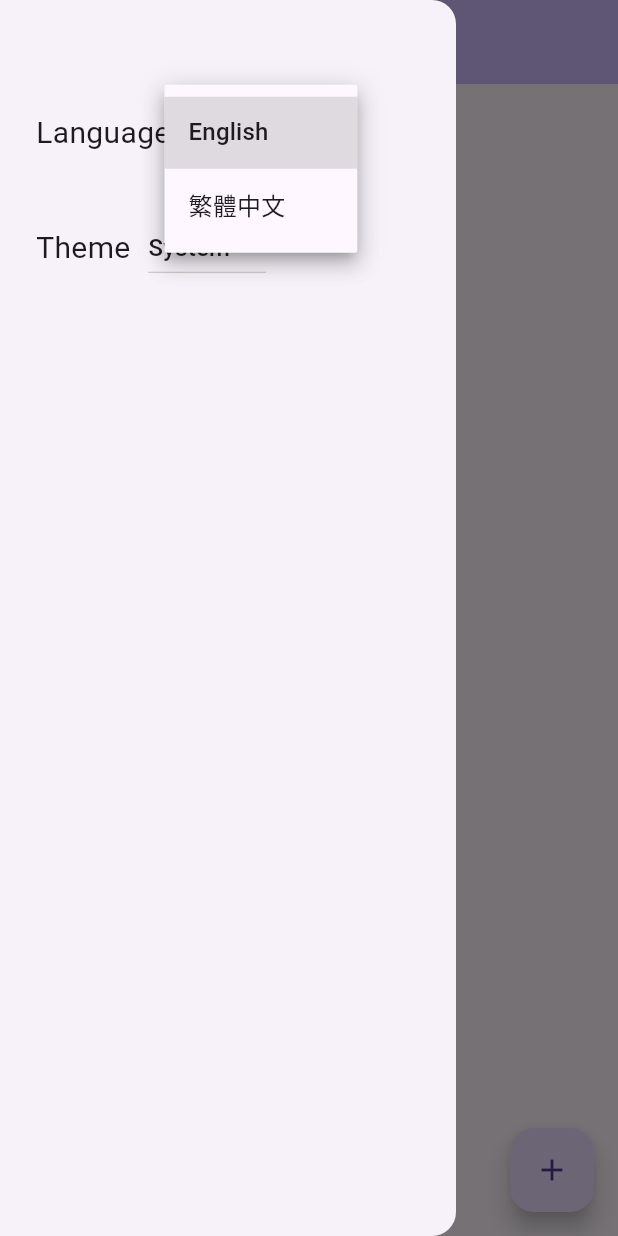
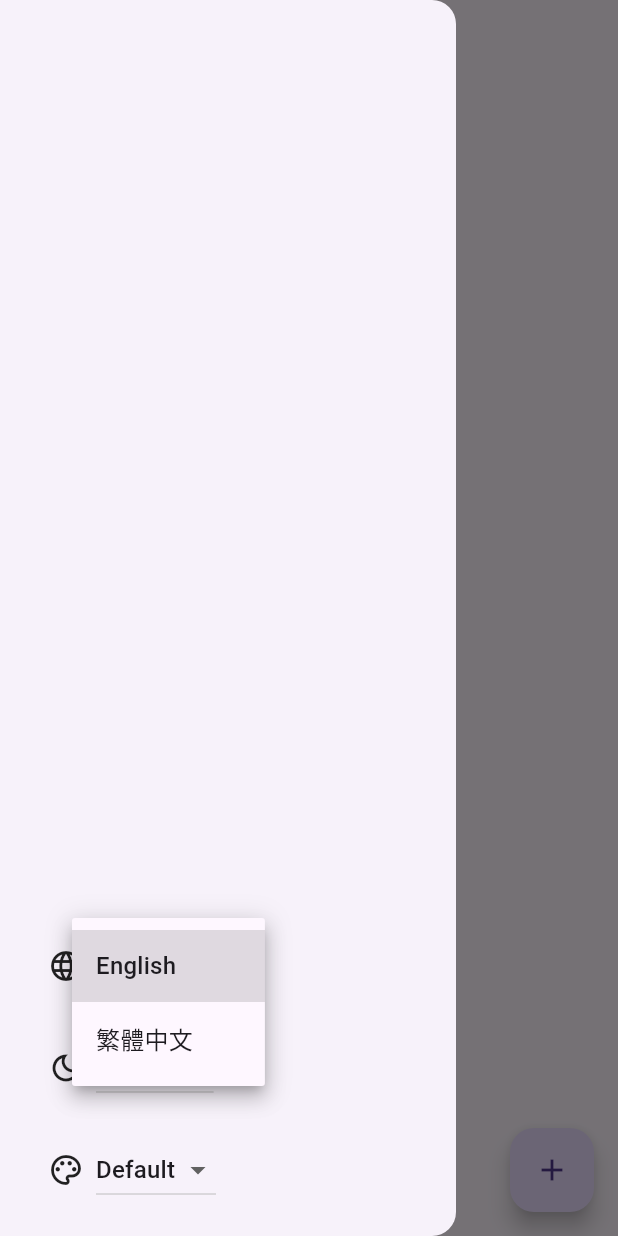
Before and after one commit to Vicky-Yunitrish-studio/general_app_template, a Flutter app: the screen it shows after launch, in the side drawer, after a tap on "English", on a phone screen of 412 x 824 dp. Run offline on Flutter 3.47's test engine with Material 3 defaults, Android fonts, the phone set to English and light mode, and no system bars; generated files the repository leaves out were written again.

Commit message:
app color theme update

```diff
--- /dev/null
+++ b/devtools_options.yaml
@@ -0,0 +1,3 @@
+description: This file stores settings for Dart & Flutter DevTools.
+documentation: https://docs.flutter.dev/tools/devtools/extensions#configure-extension-enablement-states
+extensions:
--- a/lib/common/combined_notifier.dart
+++ b/lib/common/combined_notifier.dart
@@ -1,23 +1,51 @@
+import 'dart:io';
+import 'package:adaptor_games/common/theme_sets.dart';
 import 'package:flutter/material.dart';
 
 class CombinedNotifier with ChangeNotifier {
-  ThemeMode _themeMode;
-  Locale _locale;
+  ThemeMode? _themeMode;
+  Locale? _locale;
+  ThemeData? _darkTheme;
+  ThemeData? _lightTheme;
+  ThemeDataTween? _colorTheme;
 
-  CombinedNotifier(this._themeMode, this._locale);
+  CombinedNotifier();
 
-  ThemeMode get themeMode => _themeMode;
-  Locale get currentLocale => _locale;
+  Locale getSystemLanguage() {
+    return Locale(
+        "${Platform.localeName.split("_").first}_${Platform.localeName.split("_").last}");
+  }
+
+  ThemeMode get themeMode => _themeMode ?? ThemeMode.system;
+  Locale get currentLocale => _locale ?? getSystemLanguage();
+  ThemeData get darkTheme => _darkTheme ?? ThemeData.dark();
+  ThemeData get lightTheme => _lightTheme ?? ThemeData.light();
+  ThemeDataTween get colorTheme => _colorTheme ?? defaultValue;
 
   void updateLocale(Locale newLocale) {
-    if (_locale != newLocale) {
-      _locale = newLocale;
-      notifyListeners();
-    }
+    _locale != newLocale ? _locale = newLocale : null;
+    notifyListeners();
   }
 
-  void toggleTheme(ThemeMode mode) {
-    _themeMode = mode;
+  void toggleThemeMode(ThemeMode newMode) {
+    _themeMode != newMode ? _themeMode = newMode : null;
+    notifyListeners();
+  }
+
+  void updateDarkTheme(ThemeData newTheme) {
+    _darkTheme != newTheme ? _darkTheme = newTheme : null;
+    updateColorTheme(ThemeDataTween(begin: lightTheme, end: newTheme));
+    notifyListeners();
+  }
+
+  void updateLightTheme(ThemeData newTheme) {
+    _lightTheme != newTheme ? _lightTheme = newTheme : null;
+    updateColorTheme(ThemeDataTween(begin: newTheme, end: darkTheme));
+    notifyListeners();
+  }
+
+  void updateColorTheme(ThemeDataTween newTheme) {
+    _colorTheme != newTheme ? _colorTheme = newTheme : null;
     notifyListeners();
   }
 }
--- a/lib/common/components.dart
+++ b/lib/common/components.dart
@@ -1,51 +1,109 @@
+import 'package:adaptor_games/common/theme_sets.dart';
 import 'package:adaptor_games/common/combined_notifier.dart';
 import 'package:flutter/material.dart';
 import 'package:flutter_gen/gen_l10n/app_localizations.dart';
 import 'package:provider/provider.dart';
 
-Widget generalKit(BuildContext context, CombinedNotifier notifier,
-    DropdownButton child, String title) {
-  return Padding(
-    padding: const EdgeInsets.all(4.0),
-    child: Padding(
-      padding: const EdgeInsets.all(8.0),
+Widget kit(BuildContext context, Widget header, DropdownButton optionList) {
+  return Container(
+      padding: const EdgeInsets.symmetric(horizontal: 4),
+      margin: const EdgeInsets.symmetric(vertical: 10, horizontal: 10),
       child: Row(
         children: [
-          Padding(
-            padding: const EdgeInsets.all(12.0),
-            child: Text(
-              title,
-              style: const TextStyle(fontSize: 20),
+          Container(
+            padding: const EdgeInsets.all(4),
+            margin: const EdgeInsets.all(4),
+            child: header,
           ),
-          ),
-          child,
+          optionList,
         ],
-      ),
+      ));
+}
+
+Widget languageKit(BuildContext context, CombinedNotifier notifier) {
+  return kit(
+    context,
+    const Icon(Icons.language),
+    DropdownButton(
+      value: notifier.currentLocale,
+      items: const [
+        DropdownMenuItem(value: Locale("en_US"), child: Text("English")),
+        DropdownMenuItem(value: Locale("zh_TW"), child: Text("繁體中文")),
+      ],
+      onChanged: (value) =>
+          Provider.of<CombinedNotifier>(context, listen: false)
+              .updateLocale(value),
     ),
   );
 }
 
-Widget languageKit(BuildContext context, CombinedNotifier notifier) {
-  return generalKit(
+Widget darkThemeKit(BuildContext context, CombinedNotifier notifier) {
+  return kit(
     context,
-      notifier,
+    const Icon(Icons.color_lens_outlined),
     DropdownButton(
-          value: notifier.currentLocale,
-          items: const [
-            DropdownMenuItem(value: Locale("en"), child: Text("English")),
-            DropdownMenuItem(value: Locale("zh"), child: Text("繁體中文")),
+      value: notifier.darkTheme,
+      items: [
+        DropdownMenuItem(
+            value: ThemeData.dark(),
+            child: Text(AppLocalizations.of(context)!.default_value)),
+        DropdownMenuItem(value: grey.end, child: const Text("#Grey")),
+        DropdownMenuItem(value: blue.end, child: const Text("#Blue")),
+        DropdownMenuItem(value: brown.end, child: const Text("#Brown")),
+      ],
+      onChanged: (value) =>
+          Provider.of<CombinedNotifier>(context, listen: false)
+              .updateDarkTheme(value),
+    ),
+  );
+}
+
+Widget lightThemeKit(BuildContext context, CombinedNotifier notifier) {
+  return kit(
+    context,
+    const Icon(Icons.color_lens_outlined),
+    DropdownButton(
+      value: notifier.lightTheme,
+      items: [
+        DropdownMenuItem(
+            value: ThemeData.light(),
+            child: Text(AppLocalizations.of(context)!.default_value)),
+        DropdownMenuItem(value: grey.begin, child: const Text("#Grey")),
+        DropdownMenuItem(value: blue.begin, child: const Text("#Blue")),
+        DropdownMenuItem(value: brown.begin, child: const Text("#Brown")),
+      ],
+      onChanged: (value) =>
+          Provider.of<CombinedNotifier>(context, listen: false)
+              .updateLightTheme(value),
+    ),
+  );
+}
+
+Widget colorThemeKit(BuildContext context, CombinedNotifier notifier) {
+  return kit(
+    context,
+    const Icon(Icons.color_lens_outlined),
+    DropdownButton(
+        value: notifier.colorTheme,
+        items: [
+          DropdownMenuItem(
+              value: defaultValue,
+              child: Text(AppLocalizations.of(context)!.default_value)),
+          DropdownMenuItem(value: grey, child: const Text("#Grey")),
+          DropdownMenuItem(value: blue, child: const Text("#Blue")),
+          DropdownMenuItem(value: brown, child: const Text("#Brown")),
         ],
         onChanged: (value) {
           Provider.of<CombinedNotifier>(context, listen: false)
-                .updateLocale(value ?? const Locale('en'));
+              .updateColorTheme(value);
         }),
-      AppLocalizations.of(context)!.language);
+  );
 }
 
-Widget themeKit(BuildContext context, CombinedNotifier notifier) {
-  return generalKit(
+Widget themeModeKit(BuildContext context, CombinedNotifier notifier) {
+  return kit(
     context,
-      notifier,
+    const Icon(Icons.dark_mode_outlined),
     DropdownButton(
       value: notifier.themeMode,
       items: [
@@ -59,24 +117,27 @@ Widget themeKit(BuildContext context, CombinedNotifier notifier) {
             value: ThemeMode.system,
             child: Text(AppLocalizations.of(context)!.system)),
       ],
-          onChanged: (value) {
+      onChanged: (value) =>
           Provider.of<CombinedNotifier>(context, listen: false)
-                .toggleTheme(value ?? ThemeMode.system);
-          }),
-      AppLocalizations.of(context)!.theme);
+              .toggleThemeMode(value),
+    ),
+  );
 }
 
 Drawer drawer(BuildContext context, CombinedNotifier notifier) {
   return Drawer(
-    child: Padding(
-      padding: const EdgeInsets.symmetric(vertical: 50),
+    child: Container(
+      margin: const EdgeInsets.all(10),
       child: GridTile(
-        child: Column(
+        footer: Column(
+          mainAxisAlignment: MainAxisAlignment.end,
           children: [
             languageKit(context, notifier),
-            themeKit(context, notifier),
+            themeModeKit(context, notifier),
+            colorThemeKit(context, notifier)
           ],
         ),
+        child: Container(),
       ),
     ),
   );
--- a/lib/l10n/app_en.arb
+++ b/lib/l10n/app_en.arb
@@ -3,6 +3,7 @@
   "dark":"Dark",
   "light":"Light",
   "system":"System",
+  "default_value":"Default",
   "language":"Language",
   "theme":"Theme",
 
--- a/lib/l10n/app_zh.arb
+++ b/lib/l10n/app_zh.arb
@@ -3,6 +3,7 @@
   "dark":"暗色",
   "light":"明亮",
   "system":"系統",
+  "default_value":"預設值",
   "language":"語言",
   "theme":"主題",
 
--- a/lib/main.dart
+++ b/lib/main.dart
@@ -1,5 +1,3 @@
-import 'dart:io';
-
 import 'package:adaptor_games/common/combined_notifier.dart';
 import 'package:adaptor_games/main_page.dart';
 import 'package:flutter/material.dart';
@@ -16,14 +14,13 @@ class MyApp extends StatelessWidget {
   @override
   Widget build(BuildContext context) {
     return ChangeNotifierProvider(
-      create: (_) => CombinedNotifier(
-          ThemeMode.system, Locale(Platform.localeName.split("_").first)),
+      create: (_) => CombinedNotifier(),
       child: Consumer<CombinedNotifier>(
         builder: (context, notifier, _) {
           return MaterialApp(
             debugShowCheckedModeBanner: false,
-            theme: ThemeData.light(),
-            darkTheme: ThemeData.dark(),
+            theme: notifier.colorTheme.begin,
+            darkTheme: notifier.colorTheme.end,
             themeMode: notifier.themeMode,
             locale: notifier.currentLocale,
             localizationsDelegates: AppLocalizations.localizationsDelegates,
--- a/lib/main_page.dart
+++ b/lib/main_page.dart
@@ -24,7 +24,6 @@ class _MyHomePageState extends State<MyHomePage> {
   Widget build(BuildContext context) {
     return Scaffold(
       appBar: AppBar(
-        backgroundColor: Theme.of(context).colorScheme.inversePrimary,
         title: Text(AppLocalizations.of(context)!.title_main),
       ),
       drawer: drawer(context, Provider.of<CombinedNotifier>(context)),
--- a/pubspec.yaml
+++ b/pubspec.yaml
@@ -39,6 +39,7 @@ dependencies:
     sdk: flutter
   intl: any
   provider: ^6.1.2
+  google_fonts: ^6.2.1
 
 dev_dependencies:
   flutter_test:
```
Also changed, not shown: lib/common/theme_sets.dart (added, +68 -0 lines), pubspec.lock, 1 other file. Lines whose indentation alone changed are shown as unchanged.
